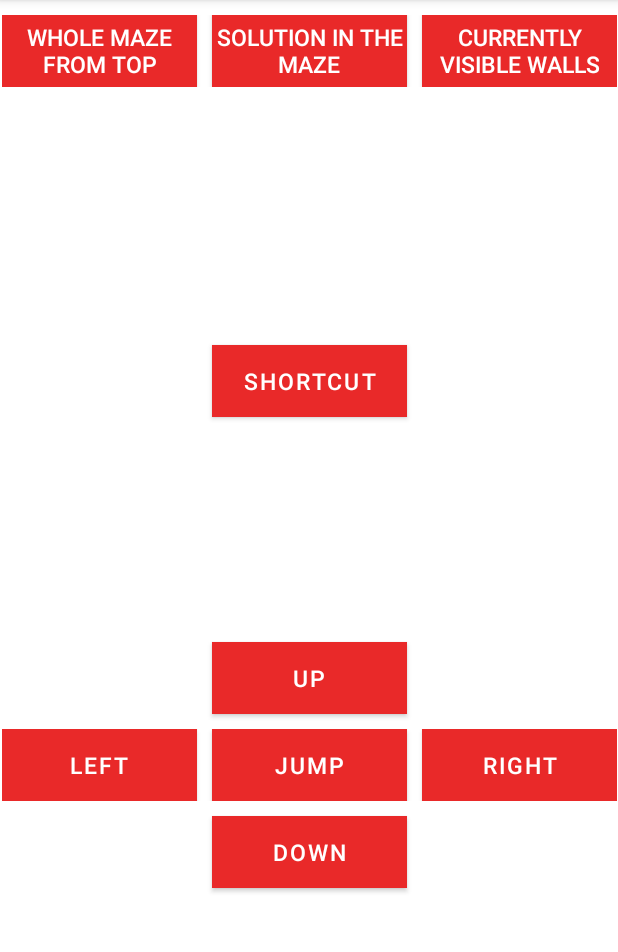
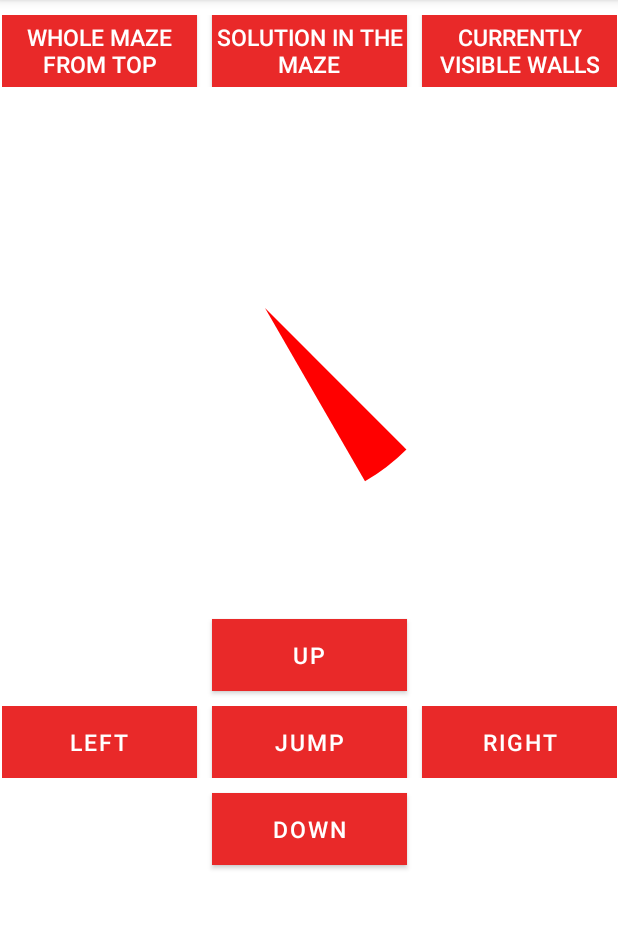
Before and after one commit to dnmontenegro/amazebydavidmontenegro, an Android app: the PlayManuallyActivity screen opened directly, with no data from a screen before it, on a phone screen of 412 x 824 dp, the part 84-1036 px from its top. Run offline under Robolectric (Android 15) with nearby library versions, the phone set to English and light mode, and no system bars.

Commit message:
Successfully drew a line on the MazePanel view

```diff
--- a/app/build.gradle
+++ b/app/build.gradle
@@ -8,7 +8,7 @@ android {
 
     defaultConfig {
         applicationId "edu.wm.cs.cs301.DavidMontenegro"
-        minSdkVersion 16
+        minSdkVersion 21
         targetSdkVersion 30
         versionCode 1
         versionName "1.0"
--- a/app/src/main/java/edu/wm/cs/cs301/DavidMontenegro/gui/MazePanel.java
+++ b/app/src/main/java/edu/wm/cs/cs301/DavidMontenegro/gui/MazePanel.java
@@ -1,13 +1,97 @@
 package edu.wm.cs.cs301.DavidMontenegro.gui;
 
 import android.content.Context;
+import android.graphics.Bitmap;
+import android.graphics.Canvas;
+import android.graphics.Color;
+import android.graphics.Paint;
 import android.util.AttributeSet;
 import android.view.View;
 
-public class MazePanel extends View   {
+
+public class MazePanel extends View implements P5Panel {
+	private Paint paint;
+	private Bitmap bitmap;
+	private Canvas canvas;
 
 	public MazePanel(Context context, AttributeSet attrs) {
 		super(context, attrs);
+		paint = new Paint();
+		bitmap = Bitmap.createBitmap(Constants.VIEW_WIDTH, Constants.VIEW_HEIGHT, Bitmap.Config.ARGB_8888);
+		canvas = new Canvas(bitmap);
 	}
 
+	@Override
+	public void commit() {
+		invalidate();
+	}
+
+	@Override
+	public boolean isOperational() {
+		return paint != null;
+	}
+
+	@Override
+	public void setColor(int rgb) {
+		paint.setColor(rgb);
+	}
+
+	@Override
+	public int getColor() {
+		return paint.getColor();
+	}
+
+	public static int getColorEncoding(int red, int green, int blue) {
+		return Color.argb(255, red, green, blue);
+	}
+
+	@Override
+	public void addBackground(float percentToExit) {
+
+	}
+
+	@Override
+	public void addFilledRectangle(int x, int y, int width, int height) {
+
+	}
+
+	@Override
+	public void addFilledPolygon(int[] xPoints, int[] yPoints, int nPoints) {
+
+	}
+
+	@Override
+	public void addPolygon(int[] xPoints, int[] yPoints, int nPoints) {
+
+	}
+
+	@Override
+	public void addLine(int startX, int startY, int endX, int endY) {
+		canvas.drawLine(startX, startY, endX, endY, paint);
+	}
+
+	@Override
+	public void addFilledOval(int x, int y, int width, int height) {
+
+	}
+
+	@Override
+	public void addArc(int x, int y, int width, int height, int startAngle, int arcAngle) {
+		canvas.drawArc(x, y, x+width, y+height, startAngle, arcAngle, true, paint);
+	}
+
+	@Override
+	public void addMarker(float x, float y, String str) {
+
+	}
+
+	@Override
+	public void onSizeChanged(int w, int h, int oldw, int oldh) {
+		super.onSizeChanged(w, h, oldw, oldh);
+	}
+
+	@Override
+	public void onDraw(Canvas c) {
+		c.drawBitmap(bitmap, 0, 0, paint);
+	}
 }
--- a/app/src/main/java/edu/wm/cs/cs301/DavidMontenegro/gui/PlayManuallyActivity.java
+++ b/app/src/main/java/edu/wm/cs/cs301/DavidMontenegro/gui/PlayManuallyActivity.java
@@ -3,6 +3,7 @@ package edu.wm.cs.cs301.DavidMontenegro.gui;
 import androidx.appcompat.app.AppCompatActivity;
 
 import android.content.Intent;
+import android.graphics.Color;
 import android.os.Bundle;
 import android.util.Log;
 import android.view.View;
@@ -20,7 +21,8 @@ public class PlayManuallyActivity extends AppCompatActivity {
     private ToggleButton wholeMazeMan;
     private ToggleButton  solutionMan;
     private ToggleButton  visibleWallsMan;
-    private Button shortcutMan;
+    // private Button shortcutMan;
+    private MazePanel mazePanel;
     private Button up;
     private Button left;
     private Button jump;
@@ -41,7 +43,8 @@ public class PlayManuallyActivity extends AppCompatActivity {
         wholeMazeMan = (ToggleButton) findViewById(R.id.wholeMazeMan);
         solutionMan = (ToggleButton) findViewById(R.id.solutionMan);
         visibleWallsMan = (ToggleButton) findViewById(R.id.visibleWallsMan);
-        shortcutMan = (Button) findViewById(R.id.shortcutMan);
+        // shortcutMan = (Button) findViewById(R.id.shortcutMan);
+        mazePanel = (MazePanel) findViewById(R.id.mazePanel);
         up = (Button) findViewById(R.id.up);
         left = (Button) findViewById(R.id.left);
         jump = (Button) findViewById(R.id.jump);
@@ -118,12 +121,12 @@ public class PlayManuallyActivity extends AppCompatActivity {
             }
         });
 
-        shortcutMan.setOnClickListener(new View.OnClickListener() {
-            /**
+        /*shortcutMan.setOnClickListener(new View.OnClickListener() {
+            *//**
              * This method advances the user to the finish activity. It is a placeholder for
              * the maze.
              * @param v
-             */
+             *//*
             @Override
             public void onClick(View v) {
                 Intent i = new Intent(getApplicationContext(), FinishActivity.class);
@@ -132,7 +135,7 @@ public class PlayManuallyActivity extends AppCompatActivity {
                 Log.v(getString(R.string.shortcut), getString(R.string.inputDetected));
                 startActivity(i);
             }
-        });
+        });*/
 
         up.setOnClickListener(new View.OnClickListener() {
             /**
@@ -193,6 +196,11 @@ public class PlayManuallyActivity extends AppCompatActivity {
                 Log.v(getString(R.string.down), getString(R.string.inputDetected));
             }
         });
+
+        mazePanel.setColor(Color.RED);
+        mazePanel.addArc(0, 0, 400, 400, 45, 15);
+        mazePanel.commit();
+
     }
     /**
      * This method returns the user to the welcome page when the back button is pressed.
--- a/app/src/main/res/layout/activity_play_animation.xml
+++ b/app/src/main/res/layout/activity_play_animation.xml
@@ -48,7 +48,7 @@
             android:textOff="@string/visible"
             android:textOn="@string/visible"
             android:textColor="@color/white"
-            android:textSize="15dp" />
+            android:textSize="15sp" />
 
     </LinearLayout>
 
--- a/app/src/main/res/layout/activity_play_manually.xml
+++ b/app/src/main/res/layout/activity_play_manually.xml
@@ -48,19 +48,15 @@
             android:textOff="@string/visible"
             android:textOn="@string/visible"
             android:textColor="@color/white"
-            android:textSize="15dp" />
+            android:textSize="15sp" />
 
     </LinearLayout>
 
-    <Button
-        android:id="@+id/shortcutMan"
-        android:layout_width="130dp"
-        android:layout_height="wrap_content"
-        android:layout_marginTop="230dp"
-        android:background="@color/red"
-        android:text="@string/shortcut"
-        android:textColor="@color/white"
-        android:textSize="15sp"
+    <edu.wm.cs.cs301.DavidMontenegro.gui.MazePanel
+        android:id="@+id/mazePanel"
+        android:layout_width="325dp"
+        android:layout_height="325dp"
+        android:layout_marginTop="72dp"
         app:layout_constraintLeft_toLeftOf="parent"
         app:layout_constraintRight_toRightOf="parent"
         app:layout_constraintTop_toTopOf="parent" />
@@ -69,14 +65,14 @@
         android:id="@+id/up"
         android:layout_width="130dp"
         android:layout_height="wrap_content"
-        android:layout_marginTop="150dp"
+        android:layout_marginTop="15dp"
         android:background="@color/red"
         android:text="@string/up"
         android:textColor="@color/white"
         android:textSize="15sp"
         app:layout_constraintLeft_toLeftOf="parent"
         app:layout_constraintRight_toRightOf="parent"
-        app:layout_constraintTop_toBottomOf="@id/shortcutMan" />
+        app:layout_constraintTop_toBottomOf="@id/mazePanel" />
 
     <LinearLayout
         android:layout_width="wrap_content"
@@ -114,7 +110,7 @@
             android:background="@color/red"
             android:text="@string/right"
             android:textColor="@color/white"
-            android:textSize="15dp" />
+            android:textSize="15sp" />
 
     </LinearLayout>
 
```
Also changed, not shown: app/src/main/java/edu/wm/cs/cs301/DavidMontenegro/gui/Constants.java (added, +34 -0 lines).
